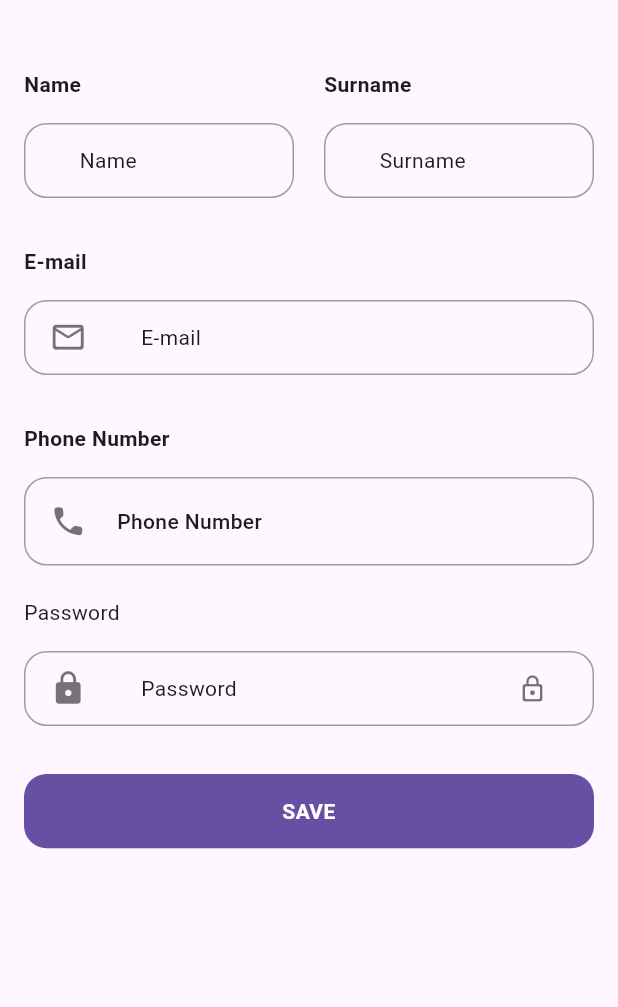
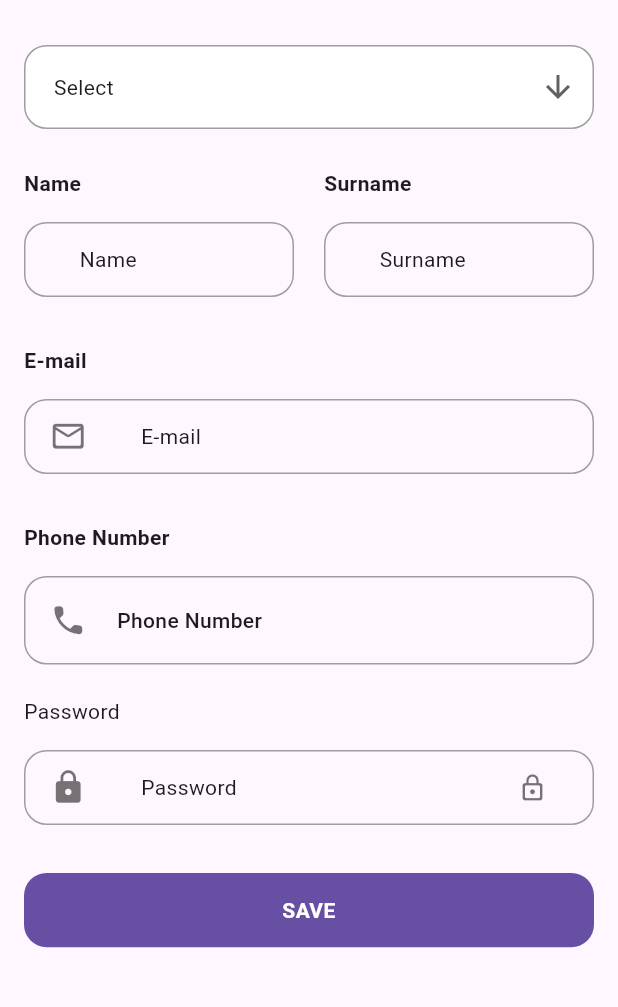
Before and after one commit to NuhcanATAR/codenoah, a Flutter app: the screen it shows after launch, after a tap on "Form Example", on a phone screen of 412 x 824 dp, the part 63-1070 px from its top. Run offline on Flutter 3.47's test engine with Material 3 defaults, Android fonts, the phone set to English and light mode, and no system bars; our stand-ins replace another_flushbar, cloud_firestore, firebase_auth, firebase_messaging, flutter_svg; accounts and stored records are empty; Roboto replaces fonts that are missing (Popins Light).

```diff
--- a/example/lib/view/form_example/form_view.dart
+++ b/example/lib/view/form_example/form_view.dart
@@ -25,6 +25,22 @@ class _FormViewState extends FormViewModel {
           child: ListView(
             shrinkWrap: true,
             children: <Widget>[
+              // drop down menu
+              DropDownSingleListMenuWidget(
+                selectStatus: '',
+                onStatusChanged: (val) {},
+                text: 'Select',
+                list: const [
+                  'Flutter',
+                  'Kotlin',
+                  'Node.js',
+                ],
+                statusValidator: true,
+                languageOptions: LanguageOptions.turkish,
+                menuIcon: const Icon(
+                  Icons.arrow_downward,
+                ),
+              ),
               // name surname
               Row(
                 children: <Widget>[
--- a/lib/codenoah.dart
+++ b/lib/codenoah.dart
@@ -49,6 +49,8 @@ export 'src/util/util.dart';
 export 'src/validator/validator.dart';
 // button features
 export 'src/widget/button/button_widget.dart';
+// drop down menu field
+export 'src/widget/field/drop_down_menu_field.dart';
 // email text form field properties
 export 'src/widget/field/email_field_widget.dart';
 // normal text form field properties
--- /dev/null
+++ b/lib/src/widget/field/drop_down_menu_field.dart
@@ -0,0 +1,275 @@
+// CODENOAH
+// -----------------------------------
+//   ####    #####   #####    #######  ##   ##   #####     ###     ##  ##
+//  ##  ##  ### ###   ## ##    ##   #  ###  ##  ### ###   ## ##    ##  ##
+// ##       ##   ##   ##  ##   ##      #### ##  ##   ##  ##   ##   ##  ##
+// ##       ##   ##   ##  ##   ####    #######  ##   ##  ##   ##   ######
+// ##       ##   ##   ##  ##   ##      ## ####  ##   ##  #######   ##  ##
+//  ##  ##  ### ###   ## ##    ##   #  ##  ###  ### ###  ##   ##   ##  ##
+//   ####    #####   #####    #######  ##   ##   #####   ##   ##   ##  ##
+// -----------------------------------
+// Publisher: Nuhcan ATAR
+// LinkedIn: https://www.linkedin.com/in/nuhcan-atar-371276208/
+// GitHub: https://github.com/NuhcanATAR
+// E-mail: nuhcanatar20@gmail.com
+// -----------------------------------
+// Description: DropDownMenu Button Field widget
+// For more information, visit the repository or contact the publisher.
+// -----------------------------------
+
+import 'package:codenoah/codenoah.dart';
+import 'package:flutter/material.dart';
+
+class DropDownSingleListMenuWidget extends StatefulWidget {
+  final String? selectStatus;
+  final Function(String?) onStatusChanged;
+  final String text;
+  final List<String> list;
+  final bool statusValidator;
+  final bool? isLabelText;
+  final LanguageOptions languageOptions;
+  final Widget menuIcon;
+
+  const DropDownSingleListMenuWidget({
+    super.key,
+    required this.selectStatus,
+    required this.onStatusChanged,
+    required this.text,
+    required this.list,
+    required this.statusValidator,
+    this.isLabelText,
+    required this.languageOptions,
+    required this.menuIcon,
+  });
+  @override
+  State<DropDownSingleListMenuWidget> createState() =>
+      _DropDownSingleListMenuWidgetState();
+}
+
+class _DropDownSingleListMenuWidgetState
+    extends State<DropDownSingleListMenuWidget> {
+  String? _selectStatus;
+
+  String? errorText;
+
+  @override
+  void initState() {
+    super.initState();
+    if (widget.selectStatus != null &&
+        widget.selectStatus!.isNotEmpty &&
+        widget.list.contains(widget.selectStatus)) {
+      _selectStatus = widget.selectStatus;
+    } else {
+      _selectStatus = null;
+    }
+  }
+
+  @override
+  Widget build(BuildContext context) {
+    return Container(
+      padding: BaseUtility.bottom(
+        BaseUtility.paddingMediumValue,
+      ),
+      child: widget.isLabelText == null
+          ? Column(
+              children: <Widget>[
+                DropdownButtonHideUnderline(
+                  child: DropdownButtonFormField<String>(
+                    isExpanded: true,
+                    hint: BodyMediumBlackText(
+                      text: widget.text,
+                      textAlign: TextAlign.center,
+                    ),
+                    decoration: InputDecoration(
+                      errorStyle: const TextStyle(
+                        fontSize: 0.2,
+                      ),
+                      filled: true,
+                      fillColor: Colors.white,
+                      contentPadding: BaseUtility.all(
+                        BaseUtility.paddingNormalValue,
+                      ),
+                      border: OutlineInputBorder(
+                        borderRadius: BorderRadius.circular(
+                          BaseUtility.radiusCircularMediumValue,
+                        ),
+                        borderSide: BorderSide.none,
+                      ),
+                      enabledBorder: OutlineInputBorder(
+                        borderRadius: BorderRadius.circular(
+                          BaseUtility.radiusCircularMediumValue,
+                        ),
+                        borderSide: const BorderSide(
+                          color: Colors.grey,
+                          width: 1,
+                        ),
+                      ),
+                      focusedBorder: OutlineInputBorder(
+                        borderRadius: BorderRadius.circular(
+                          BaseUtility.radiusCircularMediumValue,
+                        ),
+                        borderSide: BorderSide(
+                          color: Theme.of(context).colorScheme.primary,
+                          width: 1,
+                        ),
+                      ),
+                      focusedErrorBorder: OutlineInputBorder(
+                        borderRadius: BorderRadius.circular(
+                          BaseUtility.radiusCircularMediumValue,
+                        ),
+                        borderSide: BorderSide(
+                          color: Theme.of(context).colorScheme.error,
+                          width: 1,
+                        ),
+                      ),
+                      errorBorder: OutlineInputBorder(
+                        borderRadius: BorderRadius.circular(
+                          BaseUtility.radiusCircularMediumValue,
+                        ),
+                        borderSide: BorderSide(
+                          color: Theme.of(context).colorScheme.error,
+                          width: 1,
+                        ),
+                      ),
+                    ),
+                    icon: widget.menuIcon,
+                    value: _selectStatus,
+                    validator: (value) => widget.statusValidator == true
+                        ? CodeNoahValidator(
+                            value: value,
+                            context: context,
+                            languageOptions: widget.languageOptions,
+                          ).emptyNormalCheck
+                        : null,
+                    onChanged: (String? newValue) {
+                      setState(() {
+                        _selectStatus = newValue;
+                        // _selectStatus = null;
+                        errorText = CodeNoahValidator(
+                          value: newValue,
+                          context: context,
+                          languageOptions: widget.languageOptions,
+                        ).emptyNormalCheck;
+                      });
+                      widget.onStatusChanged(newValue);
+                    },
+                    items: widget.list
+                        .map<DropdownMenuItem<String>>((String value) {
+                      return DropdownMenuItem<String>(
+                        value: value,
+                        child: Text(value),
+                      );
+                    }).toList(),
+                  ),
+                ),
+              ],
+            )
+          : Column(
+              children: <Widget>[
+                // label text
+                SizedBox(
+                  width: ViewSizeValueModelExtension(context).maxWidth(context),
+                  child: Padding(
+                    padding:
+                        BaseUtility.vertical(BaseUtility.paddingNormalValue),
+                    child: BodyMediumBlackBoldText(
+                      text: widget.text,
+                      textAlign: TextAlign.left,
+                    ),
+                  ),
+                ),
+                // menu
+                DropdownButtonHideUnderline(
+                  child: DropdownButtonFormField<String>(
+                    isExpanded: true,
+                    hint: BodyMediumBlackText(
+                      text: widget.text,
+                      textAlign: TextAlign.center,
+                    ),
+                    decoration: InputDecoration(
+                      errorStyle: const TextStyle(
+                        fontSize: 0.2,
+                      ),
+                      filled: true,
+                      fillColor: Colors.white,
+                      contentPadding: BaseUtility.all(
+                        BaseUtility.paddingNormalValue,
+                      ),
+                      border: OutlineInputBorder(
+                        borderRadius: BorderRadius.circular(
+                          BaseUtility.radiusCircularMediumValue,
+                        ),
+                        borderSide: BorderSide.none,
+                      ),
+                      enabledBorder: OutlineInputBorder(
+                        borderRadius: BorderRadius.circular(
+                          BaseUtility.radiusCircularMediumValue,
+                        ),
+                        borderSide: const BorderSide(
+                          color: Colors.grey,
+                          width: 1,
+                        ),
+                      ),
+                      focusedBorder: OutlineInputBorder(
+                        borderRadius: BorderRadius.circular(
+                          BaseUtility.radiusCircularMediumValue,
+                        ),
+                        borderSide: BorderSide(
+                          color: Theme.of(context).colorScheme.primary,
+                          width: 1,
+                        ),
+                      ),
+                      focusedErrorBorder: OutlineInputBorder(
+                        borderRadius: BorderRadius.circular(
+                          BaseUtility.radiusCircularMediumValue,
+                        ),
+                        borderSide: BorderSide(
+                          color: Theme.of(context).colorScheme.error,
+                          width: 1,
+                        ),
+                      ),
+                      errorBorder: OutlineInputBorder(
+                        borderRadius: BorderRadius.circular(
+                          BaseUtility.radiusCircularMediumValue,
+                        ),
+                        borderSide: BorderSide(
+                          color: Theme.of(context).colorScheme.error,
+                          width: 1,
+                        ),
+                      ),
+                    ),
+                    icon: widget.menuIcon,
+                    value: _selectStatus,
+                    validator: (value) => widget.statusValidator == true
+                        ? CodeNoahValidator(
+                            value: value,
+                            context: context,
+                            languageOptions: widget.languageOptions,
+                          ).emptyNormalCheck
+                        : null,
+                    onChanged: (String? newValue) {
+                      setState(() {
+                        _selectStatus = newValue;
+                        // _selectStatus = null;
+                        errorText = CodeNoahValidator(
+                          value: newValue,
+                          context: context,
+                          languageOptions: widget.languageOptions,
+                        ).emptyNormalCheck;
+                      });
+                      widget.onStatusChanged(newValue);
+                    },
+                    items: widget.list
+                        .map<DropdownMenuItem<String>>((String value) {
+                      return DropdownMenuItem<String>(
+                        value: value,
+                        child: Text(value),
+                      );
+                    }).toList(),
+                  ),
+                ),
+              ],
+            ),
+    );
+  }
+}
--- a/pubspec.yaml
+++ b/pubspec.yaml
@@ -1,6 +1,6 @@
 name: codenoah
 description: A new codenoah package project.
-version: 3.0.0
+version: 3.1.0
 homepage: https://github.com/NuhcanATAR/codenoah
 
 environment:
```
Also changed, not shown: example/lib/view/field_example/field_view.dart (+16 -0 lines), example/lib/view/router_example/router_view.dart (+16 -0 lines), lib/src/helper/router.dart (+24 -0 lines), example/pubspec.lock, 125 other files.
